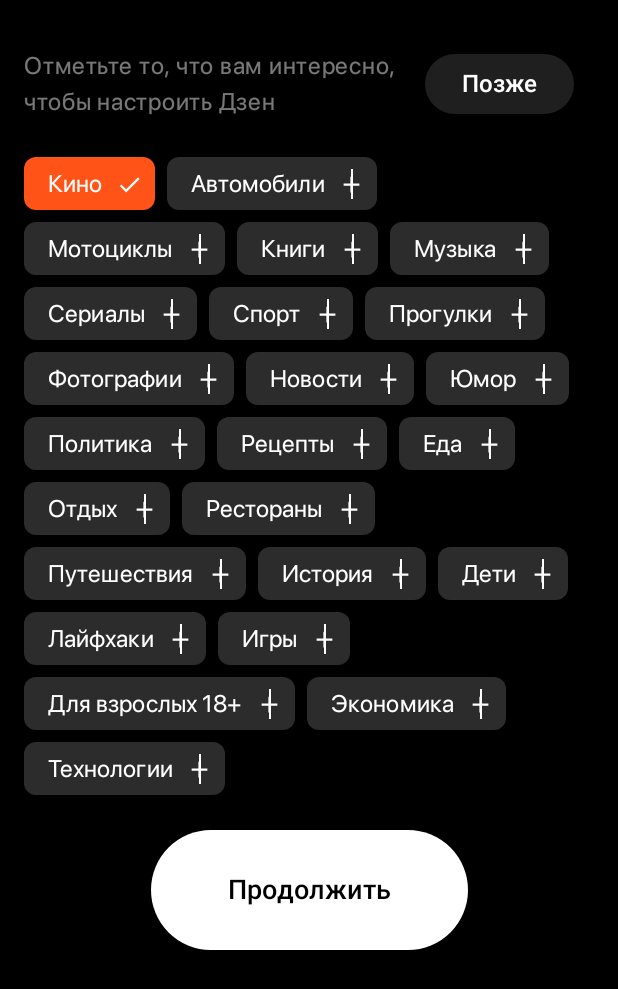
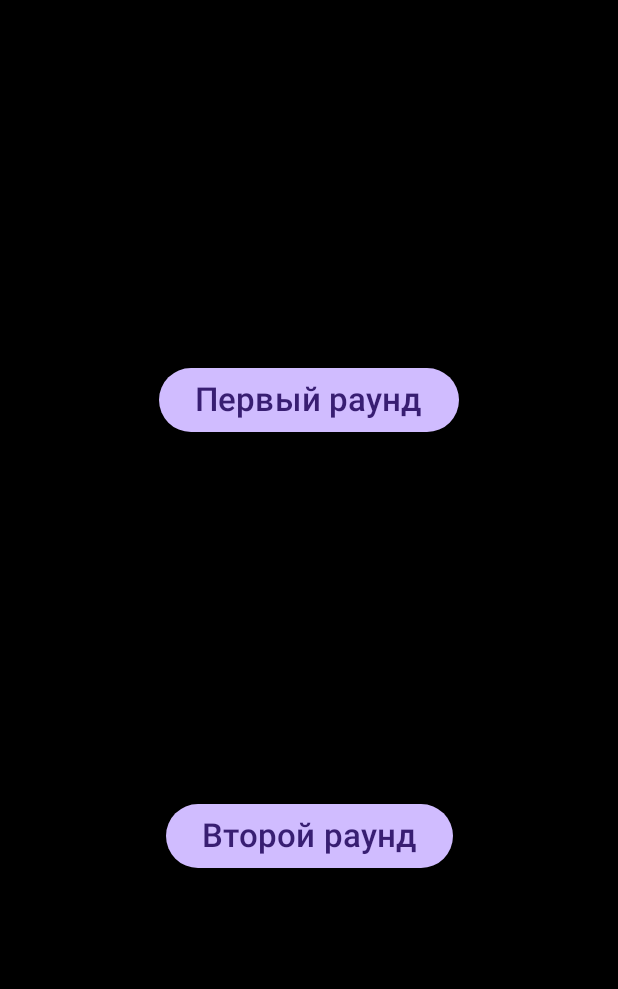
Before and after one commit to ShamsutOFF/AppForVKCup2022, an Android app built with Jetpack Compose: the screen it shows after launch (MainActivity), after a tap on "Кино", on a phone screen of 412 x 824 dp. Shown: the top 989 px of the screen. Run offline under Robolectric (Android 15) with nearby library versions, the phone set to English and light mode, and no system bars; our stand-ins replace accompanist.

Commit message:
Добавил разделение на первый и второй этапы. Дизайн кнопок поравить немного надо

```diff
--- a/app/build.gradle
+++ b/app/build.gradle
@@ -47,6 +47,11 @@
 }
 
 dependencies {
+    // Navigation
+    implementation "androidx.navigation:navigation-compose:$nav_version"
+    // Accompanist
+    implementation "com.google.accompanist:accompanist-pager:0.24.1-alpha" // Pager
+    implementation "com.google.accompanist:accompanist-pager-indicators:0.24.1-alpha" // Pager Indicators
 
     implementation 'androidx.core:core-ktx:1.9.0'
     implementation 'androidx.lifecycle:lifecycle-runtime-ktx:2.5.1'
--- a/app/src/main/java/com/example/appforvkcup2022/MainActivity.kt
+++ b/app/src/main/java/com/example/appforvkcup2022/MainActivity.kt
@@ -3,37 +3,28 @@
 package com.example.appforvkcup2022
 
 import android.os.Bundle
-import android.widget.Toast
 import androidx.activity.ComponentActivity
 import androidx.activity.compose.setContent
-import androidx.compose.foundation.layout.*
-import androidx.compose.foundation.lazy.LazyColumn
-import androidx.compose.material.icons.Icons
-import androidx.compose.material.icons.filled.Add
-import androidx.compose.material.icons.filled.Done
-import androidx.compose.material3.*
+import androidx.compose.foundation.layout.Arrangement
+import androidx.compose.foundation.layout.Column
+import androidx.compose.foundation.layout.fillMaxSize
+import androidx.compose.material3.Button
+import androidx.compose.material3.MaterialTheme
+import androidx.compose.material3.Surface
+import androidx.compose.material3.Text
 import androidx.compose.runtime.Composable
-import androidx.compose.runtime.getValue
-import androidx.compose.runtime.mutableStateOf
-import androidx.compose.runtime.saveable.rememberSaveable
-import androidx.compose.runtime.setValue
 import androidx.compose.ui.Alignment
 import androidx.compose.ui.Modifier
-import androidx.compose.ui.draw.alpha
-import androidx.compose.ui.graphics.Color
-import androidx.compose.ui.platform.LocalContext
-import androidx.compose.ui.res.dimensionResource
 import androidx.compose.ui.text.font.Font
 import androidx.compose.ui.text.font.FontFamily
-import androidx.compose.ui.text.style.TextAlign
-import androidx.compose.ui.unit.dp
-import com.example.appforvkcup2022.ui.theme.*
-import com.google.accompanist.flowlayout.FlowRow
+import androidx.compose.ui.unit.sp
+import androidx.navigation.compose.NavHost
+import androidx.navigation.compose.composable
+import androidx.navigation.compose.rememberNavController
+import com.example.appforvkcup2022.first_stage.FirstStageScreen
+import com.example.appforvkcup2022.second_stage.SecondStageScreen
+import com.example.appforvkcup2022.ui.theme.AppForVKCup2022Theme
 
-
-private val categories = mutableListOf<String>()
-private val buttonEnabled = mutableStateOf(false)
-private val DIMENS = Dimens()
 val sfproFont = FontFamily(Font(R.font.sfprodisp_regular))
 
 class MainActivity : ComponentActivity() {
@@ -41,217 +32,42 @@
         super.onCreate(savedInstanceState)
         setContent {
             AppForVKCup2022Theme {
-                MainScreen()
+                FirstStageScreen()
+
+
+                Surface(
+                    modifier = Modifier.fillMaxSize(),
+                    color = MaterialTheme.colorScheme.background,
+                ) {
+                    val navController = rememberNavController()
+                    NavHost(navController = navController, startDestination = "main") {
+                        composable("main") {
+                            Column(
+                                verticalArrangement = Arrangement.SpaceEvenly,
+                                horizontalAlignment = Alignment.CenterHorizontally,
+                                modifier = Modifier
+//                                    .background(Color.Red)
+                                    .fillMaxSize()
+                            ) {
+                                DrawButton ({ navController.navigate("first") },"Первый раунд")
+                                DrawButton ({ navController.navigate("second") }, "Второй раунд")
+                            }
+                        }
+                        composable("first") { FirstStageScreen() }
+                        composable("second") { SecondStageScreen() }
+                    }
+
+                }
+
             }
         }
     }
 }
 
+
 @Composable
-private fun MainScreen() {
-    Surface(
-        modifier = Modifier.fillMaxSize(),
-        color = MaterialTheme.colorScheme.background
-    ) {
-        LazyColumn(
-            modifier = Modifier
-                .padding(dimensionResource(R.dimen.padding_medium))
-        ) {
-            item {
-                FlowRow {
-                    CreateTopTextAndButton()
-                    CreateChips()
-                    DrawButton()
-                }
-            }
-        }
+fun DrawButton(openScreen: () -> Unit, text:String) {
+    Button(onClick = openScreen) {
+        Text(text = text, fontSize = 22.sp)
     }
 }
-
-@Composable
-fun CreateTopTextAndButton() {
-    val context = LocalContext.current
-    Row(
-        modifier = Modifier
-            .padding(
-                dimensionResource(id = R.dimen.padding_zero),
-                dimensionResource(id = R.dimen.padding_medium)
-            )
-            .fillMaxWidth(),
-        verticalAlignment = Alignment.CenterVertically,
-        horizontalArrangement = Arrangement.SpaceBetween
-    ) {
-        Box(
-            contentAlignment = Alignment.Center,
-            modifier = Modifier
-                .weight(3f)
-        ) {
-            Text(
-                fontSize = DIMENS.FONT_SIZE_16,
-                color = TransparentWhiteTopText,
-                text = "Отметьте то, что вам интересно, чтобы настроить Дзен",
-                fontFamily = sfproFont,
-            )
-        }
-        Box(
-            contentAlignment = Alignment.Center,
-            modifier = Modifier
-                .weight(1.5f)
-        )
-        {
-            Button(
-                onClick = {
-                    Toast.makeText(context, "Click!", Toast.LENGTH_SHORT).show()
-                },
-                colors = ButtonDefaults.buttonColors(containerColor = TransparentWhiteTopButton),
-            ) {
-                Text(
-                    fontSize = DIMENS.FONT_SIZE_16,
-                    color = Color.White,
-                    text = "Позже",
-                    textAlign = TextAlign.Center
-                )
-            }
-        }
-    }
-}
-
-@Composable
-fun CreateChips() {
-    val categoriesList = getListOfCategories()
-    categoriesList.forEach { DrawCheckbox(it) }
-}
-
-@OptIn(ExperimentalMaterial3Api::class)
-@Composable
-private fun DrawCheckbox(category: String) {
-    var selected by rememberSaveable {
-        mutableStateOf(false)
-    }
-
-    val filterChipsColors = FilterChipDefaults.filterChipColors(
-        selectedContainerColor = Orange,
-        containerColor = TransparentWhiteChips
-    )
-
-    FilterChip(
-        colors = filterChipsColors,
-        modifier = Modifier
-            .padding(
-                dimensionResource(R.dimen.padding_zero),
-                dimensionResource(R.dimen.padding_small),
-                dimensionResource(R.dimen.padding_small),
-                dimensionResource(R.dimen.padding_zero)
-            )
-            .height(dimensionResource(R.dimen.chip_height)),
-        border = null,
-        selected = selected,
-        onClick = {
-            selected = !selected
-            if (selected) categories.add(category)
-            else categories.remove(category)
-            buttonEnabled.value = categories.isNotEmpty()
-        },
-        label = {
-            Text(
-                fontSize = DIMENS.FONT_SIZE_16,
-                color = White,
-                text = category,
-                fontFamily = sfproFont,
-            )
-        },
-        trailingIcon = if (selected) {
-            {
-                Divider(
-                    color = White,
-                    modifier = Modifier
-                        .height(dimensionResource(id = R.dimen.divider_height))
-                        .width(dimensionResource(id = R.dimen.divider_width))
-                        .alpha(DIMENS.ALPHA_INVISIBLE)
-                )
-                Icon(
-                    modifier = Modifier.size(dimensionResource(id = R.dimen.icon_size)),
-                    tint = White,
-                    imageVector = Icons.Filled.Done,
-                    contentDescription = "Localized Description"
-                )
-            }
-        } else {
-            {
-                Divider(
-                    color = White,
-                    modifier = Modifier
-                        .height(dimensionResource(id = R.dimen.divider_height))
-                        .width(dimensionResource(id = R.dimen.divider_width))
-                )
-                Icon(
-                    modifier = Modifier.size(dimensionResource(id = R.dimen.icon_size)),
-                    tint = White,
-                    imageVector = Icons.Filled.Add,
-                    contentDescription = "Localized description"
-                )
-            }
-        }
-    )
-
-}
-
-@Composable
-fun DrawButton() {
-    val context = LocalContext.current
-    Box(modifier = Modifier.fillMaxWidth(), contentAlignment = Alignment.Center) {
-        Button(
-            enabled = buttonEnabled.value,
-            onClick = {
-                Toast.makeText(context, "Вы выбрали: $categories", Toast.LENGTH_SHORT).show()
-            },
-            colors = ButtonDefaults.buttonColors(containerColor = White),
-            modifier = Modifier
-                .padding(
-                    dimensionResource(R.dimen.padding_zero),
-                    dimensionResource(R.dimen.padding_big),
-                    dimensionResource(R.dimen.padding_zero),
-                    dimensionResource(R.dimen.padding_zero)
-                )
-                .height(80.dp)
-                .width(211.dp)
-                .alpha(if (buttonEnabled.value) DIMENS.ALPHA_VISIBLE else DIMENS.ALPHA_INVISIBLE),
-        ) {
-            Text(
-                fontSize = DIMENS.FONT_SIZE_18,
-                color = Color.Black,
-                text = "Продолжить",
-                textAlign = TextAlign.Center
-            )
-        }
-    }
-}
-
-fun getListOfCategories(): List<String> {
-    return listOf(
-        "Кино",
-        "Автомобили",
-        "Мотоциклы",
-        "Книги",
-        "Музыка",
-        "Сериалы",
-        "Спорт",
-        "Прогулки",
-        "Фотографии",
-        "Новости",
-        "Юмор",
-        "Политика",
-        "Рецепты",
-        "Еда",
-        "Отдых",
-        "Рестораны",
-        "Путешествия",
-        "История",
-        "Дети",
-        "Лайфхаки",
-        "Игры",
-        "Для взрослых 18+",
-        "Экономика",
-        "Технологии"
-    )
-}
--- /dev/null
+++ b/app/src/main/java/com/example/appforvkcup2022/first_stage/FirstStageScreen.kt
@@ -0,0 +1,238 @@
+package com.example.appforvkcup2022.first_stage
+
+import android.widget.Toast
+import androidx.compose.foundation.layout.*
+import androidx.compose.foundation.lazy.LazyColumn
+import androidx.compose.material.icons.Icons
+import androidx.compose.material.icons.filled.Add
+import androidx.compose.material.icons.filled.Done
+import androidx.compose.material3.*
+import androidx.compose.runtime.Composable
+import androidx.compose.runtime.getValue
+import androidx.compose.runtime.mutableStateOf
+import androidx.compose.runtime.saveable.rememberSaveable
+import androidx.compose.runtime.setValue
+import androidx.compose.ui.Alignment
+import androidx.compose.ui.Modifier
+import androidx.compose.ui.draw.alpha
+import androidx.compose.ui.graphics.Color
+import androidx.compose.ui.platform.LocalContext
+import androidx.compose.ui.res.dimensionResource
+import androidx.compose.ui.text.style.TextAlign
+import androidx.compose.ui.unit.dp
+import com.example.appforvkcup2022.sfproFont
+import com.example.appforvkcup2022.ui.theme.*
+import com.google.accompanist.flowlayout.FlowRow
+
+private val categories = mutableListOf<String>()
+private val buttonEnabled = mutableStateOf(false)
+private val DIMENS = Dimens()
+
+@Composable
+fun FirstStageScreen() {
+    Surface(
+        modifier = Modifier.fillMaxSize(),
+        color = MaterialTheme.colorScheme.background
+    ) {
+        LazyColumn(
+            modifier = Modifier
+                .padding(dimensionResource(com.example.appforvkcup2022.R.dimen.padding_medium))
+        ) {
+            item {
+                FlowRow {
+                    CreateTopTextAndButton()
+                    CreateChips()
+                    DrawButton()
+                }
+            }
+        }
+    }
+}
+
+@Composable
+fun CreateTopTextAndButton() {
+    val context = LocalContext.current
+    Row(
+        modifier = Modifier
+            .padding(
+                dimensionResource(com.example.appforvkcup2022.R.dimen.padding_zero),
+                dimensionResource(com.example.appforvkcup2022.R.dimen.padding_medium)
+            )
+            .fillMaxWidth(),
+        verticalAlignment = Alignment.CenterVertically,
+        horizontalArrangement = Arrangement.SpaceBetween
+    ) {
+        Box(
+            contentAlignment = Alignment.Center,
+            modifier = Modifier
+                .weight(3f)
+        ) {
+            Text(
+                fontSize = DIMENS.FONT_SIZE_16,
+                color = TransparentWhiteTopText,
+                text = "Отметьте то, что вам интересно, чтобы настроить Дзен",
+                fontFamily = sfproFont,
+            )
+        }
+        Box(
+            contentAlignment = Alignment.Center,
+            modifier = Modifier
+                .weight(1.5f)
+        )
+        {
+            Button(
+                onClick = {
+                    Toast.makeText(context, "Click!", Toast.LENGTH_SHORT).show()
+                },
+                colors = ButtonDefaults.buttonColors(containerColor = TransparentWhiteTopButton),
+            ) {
+                Text(
+                    fontSize = DIMENS.FONT_SIZE_16,
+                    color = Color.White,
+                    text = "Позже",
+                    textAlign = TextAlign.Center
+                )
+            }
+        }
+    }
+}
+
+@Composable
+fun CreateChips() {
+    val categoriesList = getListOfCategories()
+    categoriesList.forEach { DrawCheckbox(it) }
+}
+
+@OptIn(ExperimentalMaterial3Api::class)
+@Composable
+private fun DrawCheckbox(category: String) {
+    var selected by rememberSaveable {
+        mutableStateOf(false)
+    }
+
+    val filterChipsColors = FilterChipDefaults.filterChipColors(
+        selectedContainerColor = Orange,
+        containerColor = TransparentWhiteChips
+    )
+
+    FilterChip(
+        colors = filterChipsColors,
+        modifier = Modifier
+            .padding(
+                dimensionResource(com.example.appforvkcup2022.R.dimen.padding_zero),
+                dimensionResource(com.example.appforvkcup2022.R.dimen.padding_small),
+                dimensionResource(com.example.appforvkcup2022.R.dimen.padding_small),
+                dimensionResource(com.example.appforvkcup2022.R.dimen.padding_zero)
+            )
+            .height(dimensionResource(com.example.appforvkcup2022.R.dimen.chip_height)),
+        border = null,
+        selected = selected,
+        onClick = {
+            selected = !selected
+            if (selected) categories.add(category)
+            else categories.remove(category)
+            buttonEnabled.value = categories.isNotEmpty()
+        },
+        label = {
+            Text(
+                fontSize = DIMENS.FONT_SIZE_16,
+                color = White,
+                text = category,
+                fontFamily = sfproFont,
+            )
+        },
+        trailingIcon = if (selected) {
+            {
+                Divider(
+                    color = White,
+                    modifier = Modifier
+                        .height(dimensionResource(com.example.appforvkcup2022.R.dimen.divider_height))
+                        .width(dimensionResource(com.example.appforvkcup2022.R.dimen.divider_width))
+                        .alpha(DIMENS.ALPHA_INVISIBLE)
+                )
+                Icon(
+                    modifier = Modifier.size(dimensionResource(com.example.appforvkcup2022.R.dimen.icon_size)),
+                    tint = White,
+                    imageVector = Icons.Filled.Done,
+                    contentDescription = "Localized Description"
+                )
+            }
+        } else {
+            {
+                Divider(
+                    color = White,
+                    modifier = Modifier
+                        .height(dimensionResource(com.example.appforvkcup2022.R.dimen.divider_height))
+                        .width(dimensionResource(com.example.appforvkcup2022.R.dimen.divider_width))
+                )
+                Icon(
+                    modifier = Modifier.size(dimensionResource(com.example.appforvkcup2022.R.dimen.icon_size)),
+                    tint = White,
+                    imageVector = Icons.Filled.Add,
+                    contentDescription = "Localized description"
+                )
+            }
+        }
+    )
+
+}
+
+@Composable
+fun DrawButton() {
+    val context = LocalContext.current
+    Box(modifier = Modifier.fillMaxWidth(), contentAlignment = Alignment.Center) {
+        Button(
+            enabled = buttonEnabled.value,
+            onClick = {
+                Toast.makeText(context, "Вы выбрали: $categories", Toast.LENGTH_SHORT).show()
+            },
+            colors = ButtonDefaults.buttonColors(containerColor = White),
+            modifier = Modifier
+                .padding(
+                    dimensionResource(com.example.appforvkcup2022.R.dimen.padding_zero),
+                    dimensionResource(com.example.appforvkcup2022.R.dimen.padding_big),
+                    dimensionResource(com.example.appforvkcup2022.R.dimen.padding_zero),
+                    dimensionResource(com.example.appforvkcup2022.R.dimen.padding_zero)
+                )
+                .height(80.dp)
+                .width(211.dp)
+                .alpha(if (buttonEnabled.value) DIMENS.ALPHA_VISIBLE else DIMENS.ALPHA_INVISIBLE),
+        ) {
+            Text(
+                fontSize = DIMENS.FONT_SIZE_18,
+                color = Color.Black,
+                text = "Продолжить",
+                textAlign = TextAlign.Center
+            )
+        }
+    }
+}
+
+fun getListOfCategories(): List<String> {
+    return listOf(
+        "Кино",
+        "Автомобили",
+        "Мотоциклы",
+        "Книги",
+        "Музыка",
+        "Сериалы",
+        "Спорт",
+        "Прогулки",
+        "Фотографии",
+        "Новости",
+        "Юмор",
+        "Политика",
+        "Рецепты",
+        "Еда",
+        "Отдых",
+        "Рестораны",
+        "Путешествия",
+        "История",
+        "Дети",
+        "Лайфхаки",
+        "Игры",
+        "Для взрослых 18+",
+        "Экономика",
+        "Технологии"
+    )
+}
--- /dev/null
+++ b/app/src/main/java/com/example/appforvkcup2022/second_stage/SecondStageScreen.kt
@@ -0,0 +1,23 @@
+package com.example.appforvkcup2022.second_stage
+
+import androidx.compose.foundation.background
+import androidx.compose.foundation.layout.Box
+import androidx.compose.foundation.layout.fillMaxSize
+import androidx.compose.material3.Text
+import androidx.compose.runtime.Composable
+import androidx.compose.ui.Alignment
+import androidx.compose.ui.Modifier
+import androidx.compose.ui.graphics.Color
+import androidx.compose.ui.unit.sp
+
+@Composable
+fun SecondStageScreen() {
+    Box(
+        modifier = Modifier
+            .fillMaxSize()
+            .background(Color.Blue),
+        contentAlignment = Alignment.Center
+    ) {
+        Text(text = "Second Screen!", fontSize = 22.sp)
+    }
+}
--- a/build.gradle
+++ b/build.gradle
@@ -1,6 +1,7 @@
 buildscript {
     ext {
         compose_version = '1.3.2'
+        nav_version = '2.5.3'
     }
 }// Top-level build file where you can add configuration options common to all sub-projects/modules.
 plugins {
```
